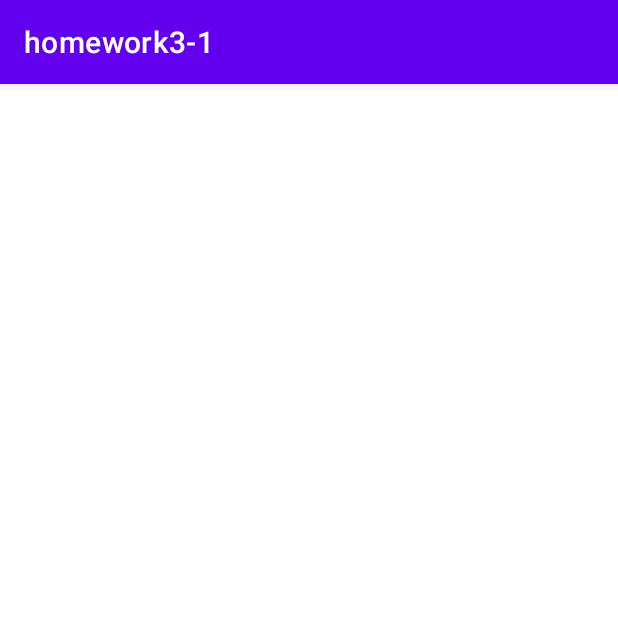
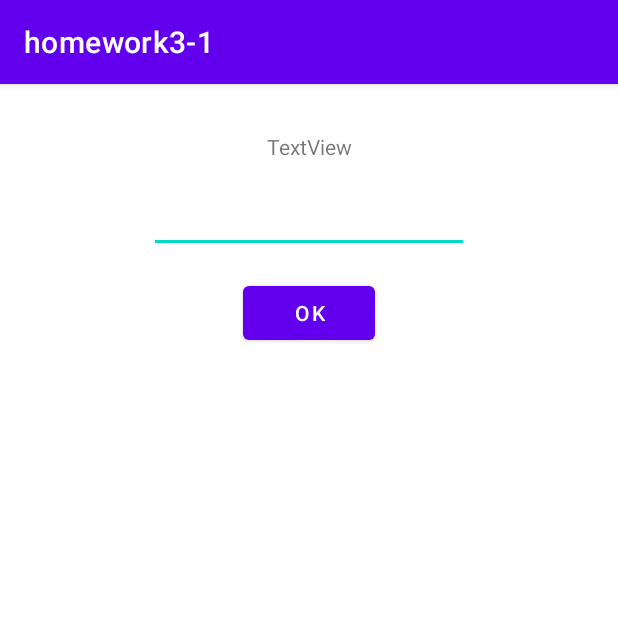
Before and after one commit to rick624/homework3_1, an Android app: the screen it shows after launch (MainActivity), on a phone screen of 412 x 824 dp, the top half of it. Run offline under Robolectric (Android 15) with nearby library versions, the phone set to English and light mode, and no system bars.

Commit message:
function design, toast, dialog

```diff
--- a/app/src/main/java/com/rick/homework3_1/MainActivity.kt
+++ b/app/src/main/java/com/rick/homework3_1/MainActivity.kt
@@ -2,10 +2,46 @@ package com.rick.homework3_1
 
 import androidx.appcompat.app.AppCompatActivity
 import android.os.Bundle
+import android.util.Log
+import android.view.View
+import android.widget.EditText
+import android.widget.Toast
+import androidx.appcompat.app.AlertDialog
 
 class MainActivity : AppCompatActivity() {
+    val secretNumber = SecretNumber()
+
+    lateinit var edNumber : EditText
     override fun onCreate(savedInstanceState: Bundle?) {
         super.onCreate(savedInstanceState)
         setContentView(R.layout.activity_main)
+        Log.d("MainActivity", "secret: " + secretNumber.secret)
+        findViews()
+    }
+
+    private fun findViews() {
+        edNumber = findViewById(R.id.ed_number)
+    }
+
+    fun check(view: View){
+        val n = edNumber.text.toString().toInt()
+        val diff = secretNumber.validate(n)
+        var message = "Excellent! The number is"
+
+//        println("number: $n")
+        Log.d("MainActivity", "number:" +n)
+        if (diff < 0){
+            message = "Bigger"
+        }else if (diff > 0){
+            message = "Smaller"
+        }else{
+            message = "$message ${secretNumber.secret}"
+        }
+//        Toast.makeText(this, message, Toast.LENGTH_LONG).show()
+        AlertDialog.Builder(this)
+            .setTitle("Message")
+            .setMessage(message)
+            .setPositiveButton("ok", null)
+            .show()
     }
 }
--- a/app/src/main/res/layout/activity_main.xml
+++ b/app/src/main/res/layout/activity_main.xml
@@ -6,4 +6,35 @@
     android:layout_height="match_parent"
     tools:context=".MainActivity">
 
+    <TextView
+        android:id="@+id/textView"
+        android:layout_width="wrap_content"
+        android:layout_height="wrap_content"
+        android:layout_marginTop="32dp"
+        android:text="TextView"
+        app:layout_constraintEnd_toEndOf="parent"
+        app:layout_constraintStart_toStartOf="parent"
+        app:layout_constraintTop_toTopOf="parent" />
+
+    <EditText
+        android:id="@+id/ed_number"
+        android:layout_width="wrap_content"
+        android:layout_height="wrap_content"
+        android:layout_marginTop="16dp"
+        android:ems="10"
+        android:inputType="number"
+        app:layout_constraintEnd_toEndOf="parent"
+        app:layout_constraintStart_toStartOf="parent"
+        app:layout_constraintTop_toBottomOf="@+id/textView" />
+
+    <Button
+        android:id="@+id/ok_button"
+        android:layout_width="wrap_content"
+        android:layout_height="wrap_content"
+        android:layout_marginTop="16dp"
+        android:onClick="check"
+        android:text="ok"
+        app:layout_constraintEnd_toEndOf="parent"
+        app:layout_constraintStart_toStartOf="parent"
+        app:layout_constraintTop_toBottomOf="@+id/ed_number" />
 </androidx.constraintlayout.widget.ConstraintLayout>
```
Also changed, not shown: app/src/main/java/com/rick/homework3_1/SecretNumber.kt (added, +20 -0 lines).
